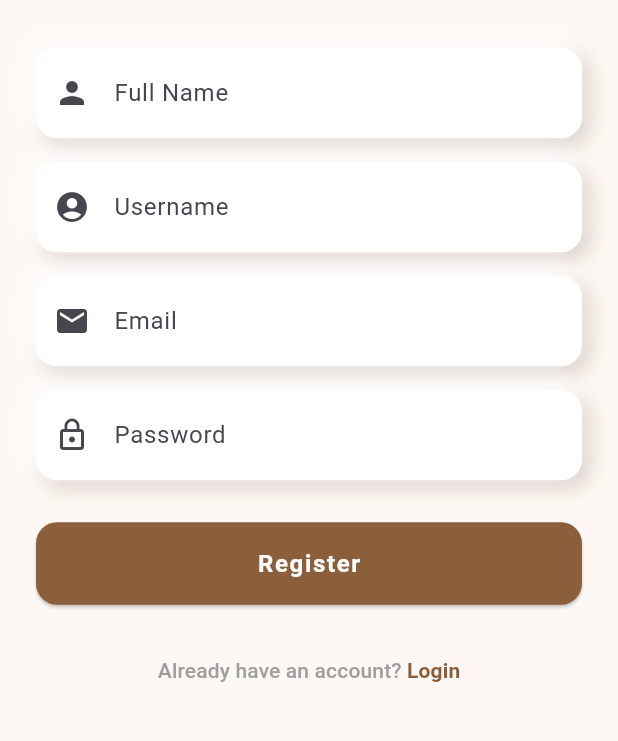
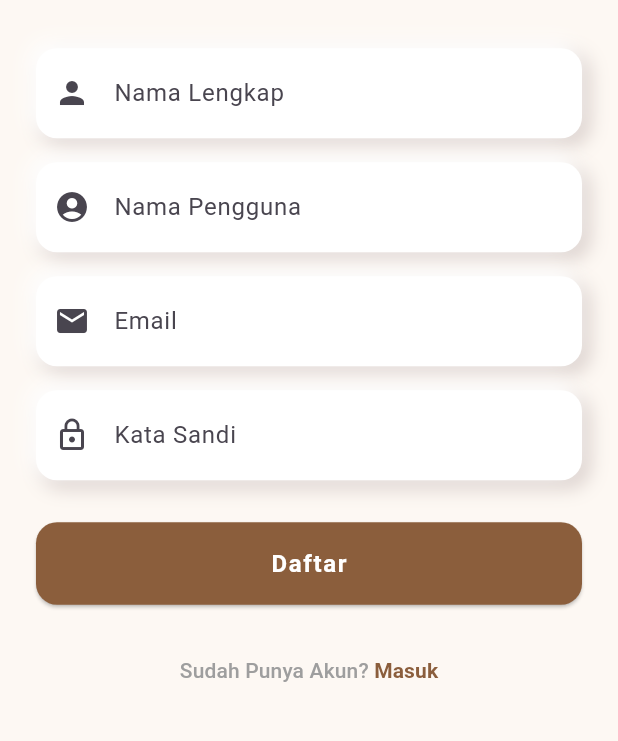
Before and after one commit to adhifah/tugas2_ecommerce, a Flutter app: the screen it shows after launch, after a tap on an icon or button, on a phone screen of 412 x 824 dp, the part 404-1145 px from its top. Run offline on Flutter 3.47's test engine with Material 3 defaults, Android fonts, the phone set to English and light mode, and no system bars; our stand-ins replace firebase_auth, firebase_core, lottie, shared_preferences; accounts and stored records are empty; network calls fail.

Commit message:
Update: edit bahasa

```diff
--- a/lib/screens/login_screen.dart
+++ b/lib/screens/login_screen.dart
@@ -110,7 +110,7 @@ class LoginScreen extends StatelessWidget {
                   controller: passCtrl,
                   obscureText: true,
                   decoration: const InputDecoration(
-                    hintText: 'Password',
+                    hintText: 'Kata Sandi',
                     prefixIcon: Icon(Icons.lock_outline),
                     border: InputBorder.none,
                     contentPadding: EdgeInsets.symmetric(vertical: 18),
@@ -131,7 +131,7 @@ class LoginScreen extends StatelessWidget {
                     ),
                   ),
                   child: const Text(
-                    'Login',
+                    'Masuk',
                     style: TextStyle(
                       fontWeight: FontWeight.bold,
                       fontSize: 16,
--- a/lib/screens/register_screen.dart
+++ b/lib/screens/register_screen.dart
@@ -101,10 +101,10 @@ class _RegisterScreenState extends State<RegisterScreen> {
               ),
               const SizedBox(height: 32),
 
-              _buildInputField(controller: nameCtrl, hint: "Full Name", icon: Icons.person),
+              _buildInputField(controller: nameCtrl, hint: "Nama Lengkap", icon: Icons.person),
               const SizedBox(height: 16),
 
-              _buildInputField(controller: userCtrl, hint: "Username", icon: Icons.account_circle),
+              _buildInputField(controller: userCtrl, hint: "Nama Pengguna", icon: Icons.account_circle),
               const SizedBox(height: 16),
 
               _buildInputField(controller: emailCtrl, hint: "Email", icon: Icons.email),
@@ -112,7 +112,7 @@ class _RegisterScreenState extends State<RegisterScreen> {
 
               _buildInputField(
                 controller: passCtrl,
-                hint: "Password",
+                hint: "Kata Sandi",
                 icon: Icons.lock_outline,
                 obscure: true,
               ),
@@ -133,7 +133,7 @@ class _RegisterScreenState extends State<RegisterScreen> {
                     ),
                   ),
                   child: const Text(
-                    'Register',
+                    'Daftar',
                     style: TextStyle(
                       fontWeight: FontWeight.bold,
                       fontSize: 16,
@@ -153,11 +153,11 @@ class _RegisterScreenState extends State<RegisterScreen> {
                 },
                 child: const Text.rich(
                   TextSpan(
-                    text: "Already have an account? ",
+                    text: "Sudah Punya Akun? ",
                     style: TextStyle(color: Colors.grey),
                     children: [
                       TextSpan(
-                        text: "Login",
+                        text: "Masuk",
                         style: TextStyle(
                           color: Color(0xFF8B5E3C),
                           fontWeight: FontWeight.bold,
```
